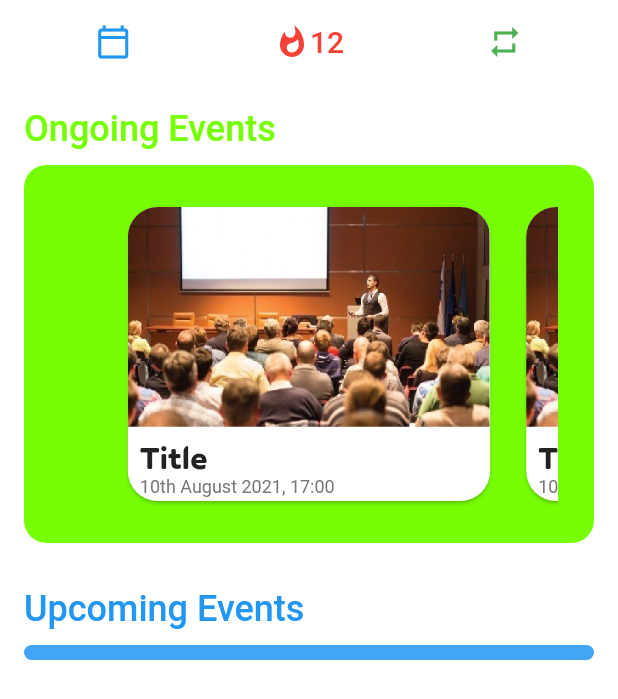
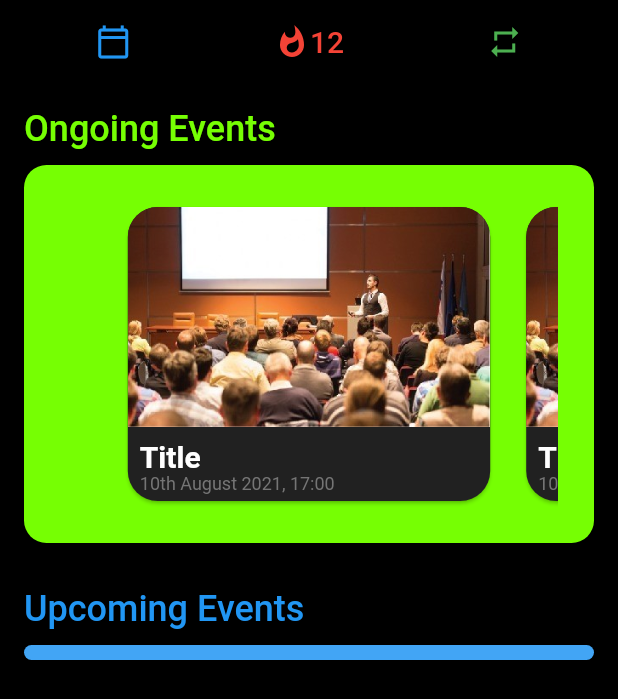
Before and after one commit to Paulos8102/ssn-nss-tracker, a Flutter app: the screen it shows after launch, after a tap on "SIGN IN", on a phone screen of 412 x 824 dp. Shown: the top 699 px of the screen. Run offline on Flutter 3.47's test engine with Material 2 defaults, Android fonts, the phone set to English and light mode, and no system bars; our stand-ins replace cloud_firestore, firebase_core; accounts and stored records are empty.

Commit message:
Made some theme changes ->Considering going with dark only theme

```diff
--- a/lib/main.dart
+++ b/lib/main.dart
@@ -5,7 +5,9 @@ import 'package:nss_tracker/views/login_view.dart';
 
 void main() {
   SystemChrome.setSystemUIOverlayStyle(SystemUiOverlayStyle(
-      statusBarColor: Colors.white, statusBarIconBrightness: Brightness.dark));
+    statusBarColor: Colors.transparent,
+    statusBarIconBrightness: Brightness.dark,
+  ));
   runApp(MyApp());
 }
 
@@ -23,8 +25,9 @@ class MyApp extends StatelessWidget {
         scaffoldBackgroundColor: Colors.white,
         appBarTheme: AppBarTheme(
           elevation: 0.0,
-          systemOverlayStyle:
-              SystemUiOverlayStyle(statusBarColor: Colors.white),
+          systemOverlayStyle: SystemUiOverlayStyle(
+              statusBarColor: Colors.white,
+              statusBarIconBrightness: Brightness.dark),
           backgroundColor: Colors.white,
           brightness: Brightness.light,
         ),
@@ -59,7 +62,7 @@ class MyApp extends StatelessWidget {
         // primaryTextTheme: TextTheme()
         // .apply(displayColor: Colors.white, bodyColor: Colors.white),
       ),
-      themeMode: ThemeMode.light,
+      themeMode: ThemeMode.dark,
       home: FutureBuilder(
           future: Firebase.initializeApp(),
           builder: (context, snapshot) {
--- a/lib/views/login_view.dart
+++ b/lib/views/login_view.dart
@@ -15,10 +15,9 @@ class LoginView extends StatelessWidget {
             children: [
               Text(
                 "NSS Tracker",
-                style: Theme.of(context)
-                    .textTheme
-                    .headline4
-                    ?.apply(fontWeightDelta: 1, color: Colors.black),
+                style: Theme.of(context).textTheme.headline4?.apply(
+                    fontWeightDelta: 1,
+                    color: Theme.of(context).textTheme.headline6?.color),
               ),
               Text(
                 "Get Started and track your Progress",
```
